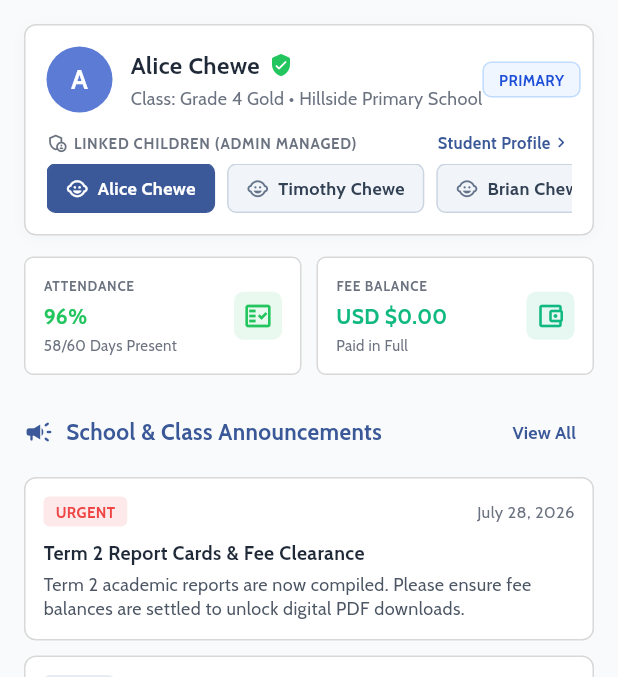
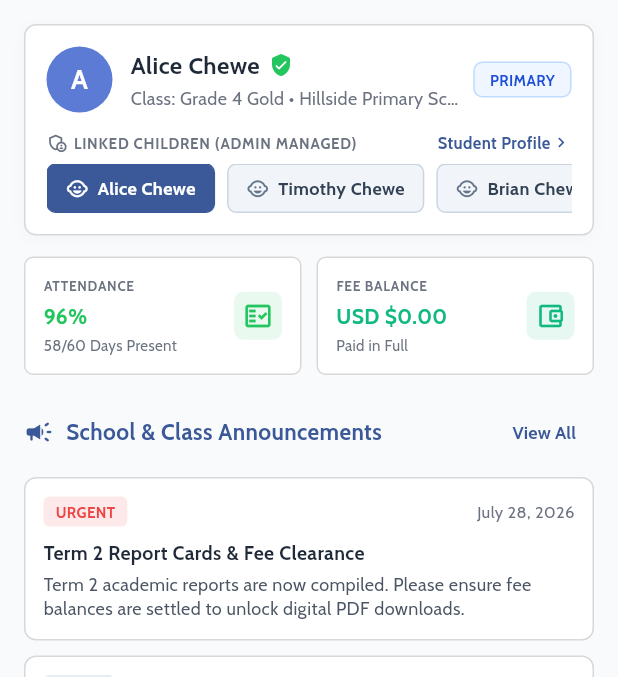
Before and after one commit to Jeyzimtech/Guardianship-App, a Flutter app: the DashboardHome screen opened directly, on a phone screen of 412 x 824 dp, the part 84-761 px from its top. Run offline on Flutter 3.47's test engine with Material 3 defaults, Android fonts, the light colour scheme and no system bars; our stand-ins replace dio, google_fonts, shared_preferences; accounts and stored records are empty.

Commit message:
fix(parent): resolve 5.0px right layout overflow on student info header

```diff
--- a/mobile/lib/features/parent/parent_dashboard_view.dart
+++ b/mobile/lib/features/parent/parent_dashboard_view.dart
@@ -265,7 +265,8 @@ class _ParentDashboardViewState extends State<ParentDashboardView> {
                 Row(
                   mainAxisAlignment: MainAxisAlignment.spaceBetween,
                   children: [
-                    Row(
+                    Expanded(
+                      child: Row(
                         children: [
                           CircleAvatar(
                             radius: 22,
@@ -276,14 +277,18 @@ class _ParentDashboardViewState extends State<ParentDashboardView> {
                             ),
                           ),
                           const SizedBox(width: 12),
-                        Column(
+                          Expanded(
+                            child: Column(
                               crossAxisAlignment: CrossAxisAlignment.start,
                               children: [
                                 Row(
                                   children: [
-                                Text(
+                                    Flexible(
+                                      child: Text(
                                         currentChild['name'],
                                         style: const TextStyle(fontSize: 16, fontWeight: FontWeight.bold, color: Color(0xFF1F2937)),
+                                        overflow: TextOverflow.ellipsis,
+                                      ),
                                     ),
                                     const SizedBox(width: 6),
                                     const Tooltip(
@@ -296,11 +301,15 @@ class _ParentDashboardViewState extends State<ParentDashboardView> {
                                 Text(
                                   'Class: ${currentChild['class']} • ${currentChild['school']}',
                                   style: const TextStyle(fontSize: 12, color: Color(0xFF6B7280)),
+                                  overflow: TextOverflow.ellipsis,
                                 ),
                               ],
                             ),
+                          ),
                         ],
                       ),
+                    ),
+                    const SizedBox(width: 8),
                     Container(
                       padding: const EdgeInsets.symmetric(horizontal: 10, vertical: 4),
                       decoration: BoxDecoration(
```
Lines whose indentation alone changed are shown as unchanged.
